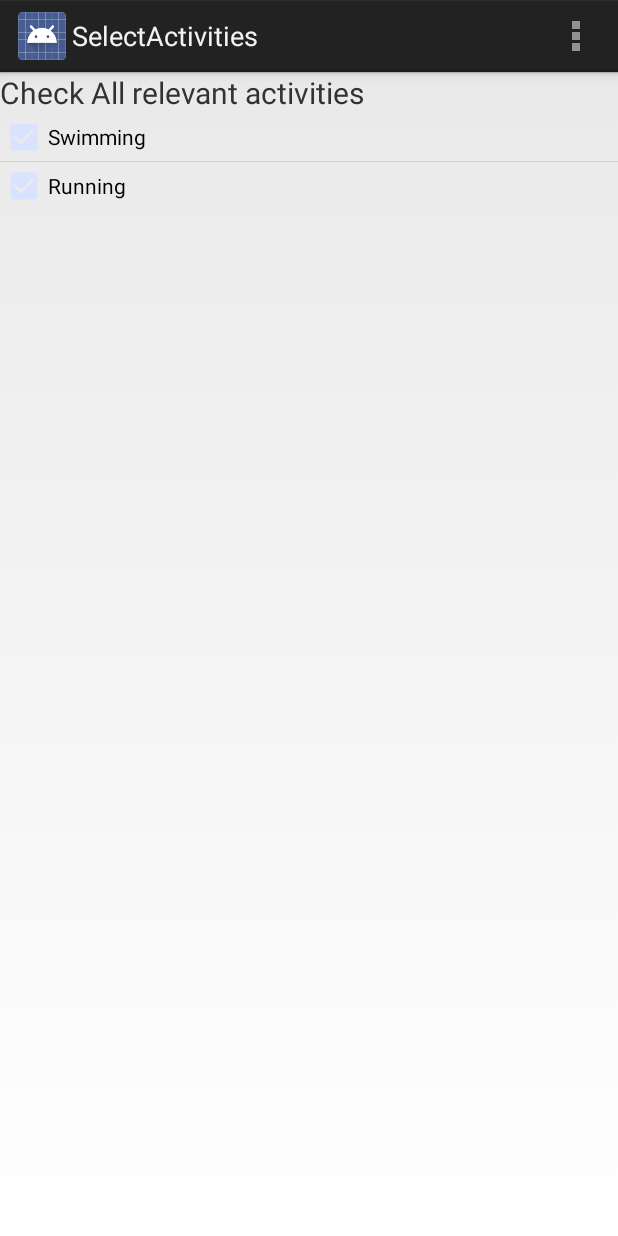
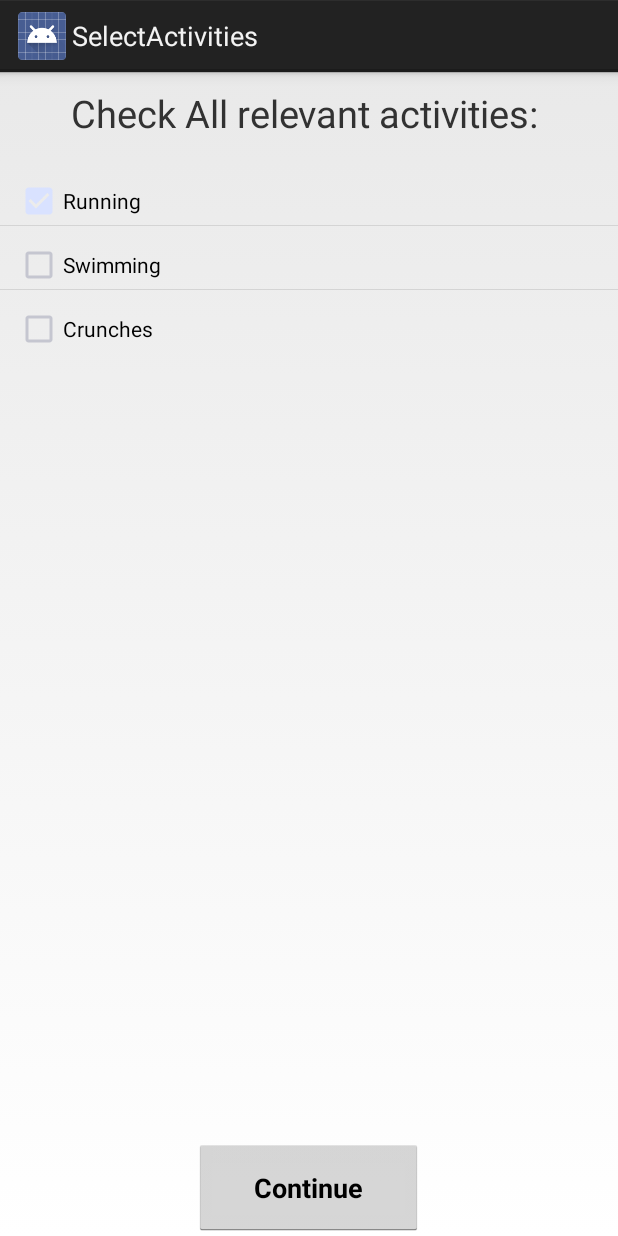
Before and after one commit to ashinskyd/GamifyHealth, an Android app: the SelectActivities screen opened directly, with no data from a screen before it, after a tap on "Running", on a phone screen of 412 x 824 dp. Run offline under Robolectric (Android 15) with nearby library versions, the phone set to English and light mode, and no system bars; 1 other tap on this screen came first.

Commit message:
Fixed some layout stuff.

```diff
--- a/app/src/main/AndroidManifest.xml
+++ b/app/src/main/AndroidManifest.xml
@@ -5,11 +5,11 @@
     <application
         android:allowBackup="true"
         android:icon="@drawable/ic_launcher"
-        android:label="@string/app_name"
+
         android:theme="@style/AppTheme" >
         <activity
             android:name=".WelcomeActivity"
-            android:label="@string/app_name" >
+            android:label="Welcome!" >
             <intent-filter>
                 <action android:name="android.intent.action.MAIN" />
 
@@ -18,7 +18,7 @@
         </activity>
         <activity
             android:name=".SelectActivities"
-            android:label="@string/title_activity_select_activities" >
+            android:label="SelectActivities" >
         </activity>
     </application>
 
--- a/app/src/main/java/com/cs400/gamifyhealth/SelectActivities.java
+++ b/app/src/main/java/com/cs400/gamifyhealth/SelectActivities.java
@@ -27,61 +27,38 @@ public class SelectActivities extends Activity {
     private ListView activitiesListView;
     private CheckBoxAdapter checkBoxAdapter;
     public ArrayList<ActivityModel> activityItems;
+
     @Override
     protected void onCreate(Bundle savedInstanceState) {
         super.onCreate(savedInstanceState);
         setContentView(R.layout.activity_select_activities);
         activitiesListView = (ListView) findViewById(R.id.activityListView);
+
         activityItems = new ArrayList<ActivityModel>();
+
         activityItems.add(0,new ActivityModel("Running",false));
-        activityItems.add(0,new ActivityModel("Swimming",false));
+        activityItems.add(1,new ActivityModel("Swimming",false));
+        activityItems.add(2,new ActivityModel("Crunches",false));
+
         CheckBoxAdapter adapter = new CheckBoxAdapter(getApplicationContext(),R.layout.checkbox_layout,activityItems);
         activitiesListView.setAdapter(adapter);
-        activitiesListView.setOnItemClickListener(new AdapterView.OnItemClickListener() {
-            @Override
-            public void onItemClick(AdapterView<?> adapterView, View view, int i, long l) {
-                Log.d("TAG", "Position: "+i);
-            }
-        });
     }
 
 
-    @Override
-    public boolean onCreateOptionsMenu(Menu menu) {
-        // Inflate the menu; this adds items to the action bar if it is present.
-        getMenuInflater().inflate(R.menu.select_activities, menu);
-        return true;
-    }
-
-    @Override
-    public boolean onOptionsItemSelected(MenuItem item) {
-        // Handle action bar item clicks here. The action bar will
-        // automatically handle clicks on the Home/Up button, so long
-        // as you specify a parent activity in AndroidManifest.xml.
-        int id = item.getItemId();
-        if (id == R.id.action_settings) {
-            return true;
-        }
-        return super.onOptionsItemSelected(item);
-    }
-
     private class CheckBoxAdapter extends ArrayAdapter<ActivityModel>{
-        private ArrayList<ActivityModel> activityList;
+       // private ArrayList<ActivityModel> activityList;
         private Context context;
 
         public CheckBoxAdapter(Context context, int textViewResourceId, ArrayList<ActivityModel> activityList){
             super(context, textViewResourceId,activityList);
-            this.activityList = new ArrayList<ActivityModel>();
-            this.activityList.addAll(activityList);
+           // this.activityList = new ArrayList<ActivityModel>();
+            //this.activityList.addAll(activityList);
             this.context = context;
         }
 
-        private class ViewHolder{
-            CheckBox checkBox;
-        }
+
 
         public View getView(final int position, View convertView, ViewGroup parent){
-            ViewHolder holder = null;
             LayoutInflater inflater = LayoutInflater.from(context);
             convertView = inflater.inflate(R.layout.checkbox_layout, parent, false);
             final CheckBox cb = (CheckBox) convertView.findViewById(R.id.checkBox1);
@@ -89,17 +66,17 @@ public class SelectActivities extends Activity {
             cb.setOnClickListener(new View.OnClickListener() {
                 @Override
                 public void onClick(View view) {
-                    activityList.get(position).setChecked(cb.isChecked());
-                    for(int i=0;i<activityList.size();i++){
-                        Log.d("TAG","Item: "+activityList.get(i).getName());
-                        Log.d("TAG","Value: "+activityList.get(i).isChecked());
+                    activityItems.get(position).setChecked(cb.isChecked());
+                    for(int i=0;i<activityItems.size();i++){
+                        Log.d("TAG","Item: "+activityItems.get(i).getName());
+                        Log.d("TAG","Value: "+activityItems.get(i).isChecked());
                     }
                 }
             });
             return convertView;
         }
         }
-    public class ActivityModel{
+    private class ActivityModel{
         private String name;
         private boolean isChecked;
 
--- a/app/src/main/res/layout/activity_select_activities.xml
+++ b/app/src/main/res/layout/activity_select_activities.xml
@@ -1,18 +1,40 @@
-<LinearLayout
+<RelativeLayout
     android:orientation="vertical"
     android:layout_width="fill_parent"
     android:layout_height="fill_parent"
-    xmlns:android="http://schemas.android.com/apk/res/android">
+    xmlns:android="http://schemas.android.com/apk/res/android"
+    android:showDividers="none">
 
     <TextView
+        android:layout_width="fill_parent"
+        android:layout_height="wrap_content"
+        android:text="Check All relevant activities: "
+        android:id="@+id/textView"
+        android:textSize="25sp"
+        android:paddingTop="10sp"
+        android:gravity="center_horizontal"
+        android:layout_alignParentTop="true"
+
+         />
+
+    <ListView
+        android:layout_width="match_parent"
+        android:layout_height="wrap_content"
+        android:id="@+id/activityListView"
+        android:layout_below="@+id/textView"
+        android:layout_marginTop="15dp" />
+
+    <Button
         android:layout_width="wrap_content"
         android:layout_height="wrap_content"
-        android:text="Check All relevant activities"
-        android:id="@+id/textView"
-        android:textSize="20sp" />
-
-    <ListView
-        android:layout_width="wrap_content"
-        android:layout_height="wrap_content"
-        android:id="@+id/activityListView" />
-</LinearLayout>
+        android:text="Continue"
+        android:id="@+id/continueButton2"
+        android:typeface="normal"
+        android:textStyle="bold"
+        android:layout_alignParentBottom="true"
+        android:layout_centerHorizontal="true"
+        android:paddingLeft="40sp"
+        android:paddingTop="20sp"
+        android:paddingRight="40sp"
+        android:paddingBottom="20sp"/>
+</RelativeLayout>
--- a/app/src/main/res/layout/checkbox_layout.xml
+++ b/app/src/main/res/layout/checkbox_layout.xml
@@ -4,11 +4,14 @@
     android:layout_height="match_parent">
 
     <CheckBox
-        android:layout_width="wrap_content"
+        android:layout_width="match_parent"
         android:layout_height="wrap_content"
         android:text=""
         android:id="@+id/checkBox1"
-        android:textColor="@android:color/black" />
+        android:textColor="@android:color/black"
+        android:layout_marginLeft="10sp"
+        android:layout_marginTop="10sp"
+        android:paddingRight="10sp" />
 
 
 
--- a/app/src/main/res/values/strings.xml
+++ b/app/src/main/res/values/strings.xml
@@ -5,5 +5,5 @@
     <string name="hello_world">Hello world!</string>
     <string name="action_settings">Settings</string>
     <string name="title_activity_select_activities">SelectActivities</string>
-
+    <string name="intro_string">Welcome to our App. This screen serves as a placeholder for future instructions</string>
 </resources>
--- a/app/src/main/res/values/styles.xml
+++ b/app/src/main/res/values/styles.xml
@@ -1,6 +1,8 @@
 <resources>
 
     <!-- Base application theme. -->
+
+
     <style name="AppTheme" parent="android:Theme.Holo.Light.DarkActionBar">
         <!-- Customize your theme here. -->
     </style>
```
Also changed, not shown: app/src/main/java/com/cs400/gamifyhealth/WelcomeActivity.java (+0 -20 lines), app/src/main/res/layout/activity_welcome.xml (+12 -5 lines).
